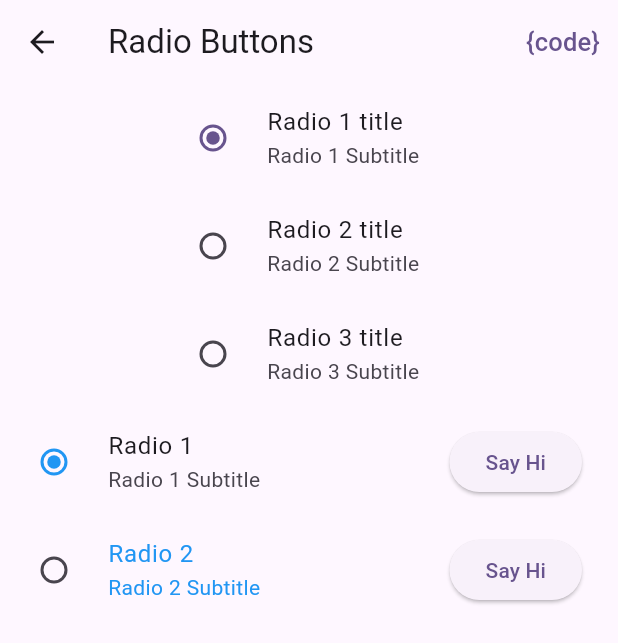
After one commit to NahitCalisir/flutter_how_to_do, a Flutter app: the RadioButton screen opened directly, on a phone screen of 412 x 824 dp. The commit adds this screen. Shown: the top 643 px of the screen. Run offline on Flutter 3.47's test engine with Material 3 defaults, Android fonts, the phone set to English and light mode, and no system bars; missing offline and left inert: code_editor; network calls fail.

Commit message:
Switch, checkbox, radio button, progress bar, slider added.

```diff
--- a/lib/snackbar/snackbar_kullanimi.dart
+++ b/lib/1_snackbar/snackbar_kullanimi.dart
@@ -16,7 +16,7 @@ class _SnackbarKullanimiState extends State<SnacbarKullanimi> {
         actions: [
           TextButton(onPressed: (){
             Navigator.push(context, MaterialPageRoute(
-                builder: (context)=> DartFileReader(title: "SnacBar", filePath: "lib/snackbar/snackbar_kullanimi.dart")));
+                builder: (context)=> DartFileReader(title: "SnacBar", filePath: "lib/1_snackbar/snackbar_kullanimi.dart")));
           }, child: Text("{code}",style: TextStyle(fontSize: 17),))
         ],
       ),
--- a/lib/alert/alert_usage.dart
+++ b/lib/2_alert/alert_usage.dart
@@ -20,7 +20,7 @@ class _AlertUsageState extends State<AlertUsage> {
         actions: [
           TextButton(onPressed: (){
             Navigator.push(context, MaterialPageRoute(
-                builder: (context)=> DartFileReader(title: "Alert",filePath: "lib/alert/alert_usage.dart")));
+                builder: (context)=> DartFileReader(title: "Alert",filePath: "lib/2_alert/alert_usage.dart")));
           }, child: const Text("{code}",style: TextStyle(fontSize: 17),))
         ],
       ),
--- a/lib/text_field/text_field.dart
+++ b/lib/3_text_field/text_field.dart
@@ -23,7 +23,7 @@ class _TextFieldPageState extends State<TextFieldPage> {
         actions: [
           TextButton(onPressed: (){
             Navigator.push(context, MaterialPageRoute(
-                builder: (context)=> DartFileReader(title: "Text Field", filePath: "lib/text_field/text_field.dart")));
+                builder: (context)=> DartFileReader(title: "Text Field", filePath: "lib/3_text_field/text_field.dart")));
           }, child: Text("{code}",style: TextStyle(fontSize: 17),))
         ],
       ),
--- /dev/null
+++ b/lib/7_radio_button/radio_button.dart
@@ -0,0 +1,127 @@
+import 'package:flutter/material.dart';
+import 'package:flutter_how_to_do/code_viewer/dart_file_reader.dart';
+
+class RadioButton extends StatefulWidget {
+  const RadioButton({super.key});
+
+  @override
+  State<RadioButton> createState() => _RadioButtonState();
+}
+
+class _RadioButtonState extends State<RadioButton> {
+
+  int radioValue = 1;
+  int radioValue2 = 1;
+
+  @override
+  Widget build(BuildContext context) {
+    return Scaffold(
+      appBar: AppBar(
+        title: Text("Radio Buttons",),
+        actions: [
+          TextButton(onPressed: (){
+            Navigator.push(context, MaterialPageRoute(
+                builder: (context)=> DartFileReader(title: "Radio Button", filePath: "lib/7_radio_button/radio_button.dart")));
+          }, child: Text("{code}",style: TextStyle(fontSize: 17),))
+        ],
+      ),
+      body: Center(
+        child: Column(
+          children: [
+
+            //RADIO BUTTONS   ***************************
+            SizedBox(width: 200,
+              child: RadioListTile(
+                groupValue: radioValue,
+                value: 1,
+                title: Text("Radio 1 title"),
+                subtitle: Text("Radio 1 Subtitle"),
+                //activeColor: Colors.red,
+                //controlAffinity: ListTileControlAffinity.leading,
+                onChanged: (val){ //gives
+                  print("Radio Tile pressed $val");
+                  setState(() {
+                    radioValue = val!;
+                  });// state of
+                }),
+            ),
+            SizedBox(width: 200,
+              child: RadioListTile(
+                  groupValue: radioValue,
+                  value: 2,
+                  title: Text("Radio 2 title"),
+                  subtitle: Text("Radio 2 Subtitle"),
+                  //activeColor: Colors.red,
+                  //controlAffinity: ListTileControlAffinity.leading,
+                  controlAffinity: ListTileControlAffinity.leading,
+                  onChanged: (val){ //
+                    print("Radio Tile pressed $val");// gives
+                    setState(() {
+                      radioValue = val!;
+                    });// state of
+                  }),
+            ),
+            SizedBox(width: 200,
+              child: RadioListTile(
+                  groupValue: radioValue,
+                  value: 3,
+                  title: Text("Radio 3 title"),
+                  subtitle: Text("Radio 3 Subtitle"),
+                  //activeColor: Colors.red,
+                  //controlAffinity: ListTileControlAffinity.leading,
+                  onChanged: (val){
+                    print("Radio Tile pressed $val");//gives
+                    setState(() {
+                      radioValue = val!;
+                    });// state of
+                  }),
+            ),
+            // This goes to the build method
+
+            //RADIO BUTTONS WITH SECONDARY ITEM   ******************************
+            RadioListTile(
+              value: 1,
+              groupValue: radioValue2,
+              title: Text("Radio 1"),
+              subtitle: Text("Radio 1 Subtitle"),
+              selected: false,
+              activeColor: Colors.blue,
+              onChanged: (val) {
+                print("Radio Tile pressed $val");
+                setState(() {
+                  radioValue2 = val!;
+                });
+              },
+              secondary: ElevatedButton(
+                child: Text("Say Hi"),
+                onPressed: () {
+                  print("Say Hello");
+                },
+              ),
+            ),
+            RadioListTile(
+              value: 2,
+              groupValue: radioValue2,
+              title: Text("Radio 2"),
+              subtitle: Text("Radio 2 Subtitle"),
+              selected: true,
+              activeColor: Colors.blue,
+              onChanged: (val) {
+                print("Radio Tile pressed $val");
+                setState(() {
+                  radioValue2 = val!;
+                });
+              },
+              secondary: ElevatedButton(
+                child: Text("Say Hi"),
+                onPressed: () {
+                  print("Say Hello");
+                },
+              ),
+            )
+          ],
+        ),
+      ),
+    );
+  }
+}
--- a/lib/code_viewer/dart_file_reader.dart
+++ b/lib/code_viewer/dart_file_reader.dart
@@ -34,10 +34,10 @@ class _DartFileReaderState extends State<DartFileReader> {
   }
 
   void shareCode() {
-    Clipboard.setData(ClipboardData(text: fileContent));
+    final clipboardData = Clipboard.setData(ClipboardData(text: fileContent));
     // Kullanıcıya geri bildirim vermek için snackbar gösterebilirsiniz
     ScaffoldMessenger.of(context).showSnackBar(
-      SnackBar(content: Text('Code copied to clipboard')),
+      const SnackBar(content: Text('Code copied to clipboard')),
     );
   }
 
@@ -49,10 +49,10 @@ class _DartFileReaderState extends State<DartFileReader> {
 
     return Scaffold(
       appBar: AppBar(
-        title: Text('Code Structure'),
+        title: Text('Code'),
         actions: [
           IconButton(
-            icon: Icon(Icons.share),
+            icon: Icon(Icons.copy),
             onPressed: () {
               shareCode();
             },
--- a/lib/homepage/homepage.dart
+++ b/lib/homepage/homepage.dart
@@ -1,9 +1,14 @@
 import 'package:flutter/material.dart';
-import 'package:flutter_how_to_do/alert/alert_usage.dart';
+import 'package:flutter_how_to_do/2_alert/alert_usage.dart';
+import 'package:flutter_how_to_do/6_checkbox/checkbox_usage.dart';
+import 'package:flutter_how_to_do/7_radio_button/radio_button.dart';
+import 'package:flutter_how_to_do/8_progress_bar/progress_bar.dart';
+import 'package:flutter_how_to_do/9_slider/slider_usage.dart';
 import 'package:flutter_how_to_do/homepage/konular.dart';
-import 'package:flutter_how_to_do/image_usage/image_usage.dart';
-import 'package:flutter_how_to_do/snackbar/snackbar_kullanimi.dart';
-import 'package:flutter_how_to_do/text_field/text_field.dart';
+import 'package:flutter_how_to_do/4_image_usage/image_usage.dart';
+import 'package:flutter_how_to_do/1_snackbar/snackbar_kullanimi.dart';
+import 'package:flutter_how_to_do/5_switch/switch_usage.dart';
+import 'package:flutter_how_to_do/3_text_field/text_field.dart';
 
 class Homepage extends StatefulWidget {
   const Homepage({super.key});
@@ -21,11 +26,21 @@ class _HomepageState extends State<Homepage> {
     var konu2 = Konular(title: "Alert", image: "images/items/alert_item.png", sayfa: const AlertUsage());
     var konu3 = Konular(title: "Text Fields", image: "images/items/textfield.png", sayfa: const TextFieldPage());
     var konu4 = Konular(title: "Image", image: "images/items/image.png", sayfa: const ImageUsage());
+    var konu5 = Konular(title: "Switch", image: "images/items/switch.png", sayfa: SwitchUsage());
+    var konu6 = Konular(title: "Checkbox", image: "images/items/checkbox.png", sayfa: CheckboxUsage());
+    var konu7 = Konular(title: "Radio Button", image: "images/items/radiobutton.png", sayfa: RadioButton());
+    var konu8 = Konular(title: "Progress Bar", image: "images/items/progress.gif", sayfa: ProgressBar());
+    var konu9 = Konular(title: "Slider", image: "images/items/slider.png", sayfa: SliderUsage());
 
     konuListesi.add(konu1);
     konuListesi.add(konu2);
     konuListesi.add(konu3);
     konuListesi.add(konu4);
+    konuListesi.add(konu5);
+    konuListesi.add(konu6);
+    konuListesi.add(konu7);
+    konuListesi.add(konu8);
+    konuListesi.add(konu9);
 
     return konuListesi;
   }
@@ -94,7 +109,7 @@ class _HomepageState extends State<Homepage> {
                                   padding: const EdgeInsets.all(5),
                                   child: Text(konu.title,style: const TextStyle(color:Colors.white,fontSize: 30,),),
                                 ),
-                                Image.asset(konu.image,height: 135,width: screenWidth*0.9,),
+                                Image.asset(konu.image,height: 135,width: screenWidth*0.86,),
                               ],
                             ),
                           ),
```
Also changed, not shown: lib/4_image_usage/image_usage.dart (renamed from lib/image_usage/image_usage.dart, +2 -7 lines), lib/5_switch/switch_usage.dart (added, +47 -0 lines), lib/6_checkbox/checkbox_usage.dart (added, +48 -0 lines), lib/8_progress_bar/progress_bar.dart (added, +90 -0 lines), lib/9_slider/slider_usage.dart (added, +83 -0 lines), pubspec.yaml (+10 -5 lines), images/items/checkbox.png (added), images/items/progress.gif (added), images/items/radiobutton.png (added), images/items/slider.png (added), images/items/switch.png (added), 7 other files.
